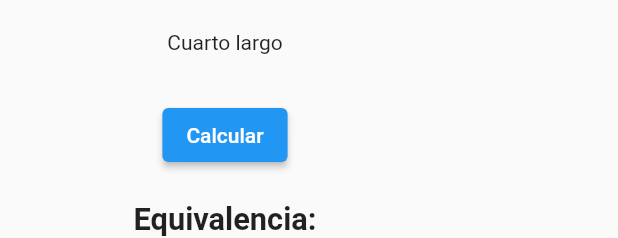
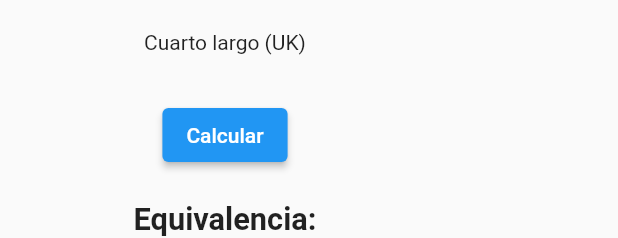
Before and after one commit to Chris-AM/imperial_to_metric_flutter, a Flutter app: the LongQuarterScreen widget shown alone on an empty page, opened directly with empty values, on a phone screen of 412 x 824 dp. Shown: the top 238 px of the screen. Run offline on Flutter 3.47's test engine with Material 2 defaults, Android fonts, the light colour scheme and no system bars; our stand-ins replace keyboard_actions.

Commit message:
ERRATA: changing titles

```diff
--- a/lib/screens/mass_screen/long_quarter_screen/long_quarter_screen.dart
+++ b/lib/screens/mass_screen/long_quarter_screen/long_quarter_screen.dart
@@ -12,7 +12,7 @@ class LongQuarterScreen extends StatelessWidget {
       padding: const EdgeInsets.only(top: 20),
       child: Column(
         children: [
-          const Text('Cuarto largo'),
+          const Text('Cuarto largo (UK)'),
           LongQuarterToMetric(longQuarter: longQuarterInput),
           Container(
             padding: const EdgeInsets.only(top: 20),
```
